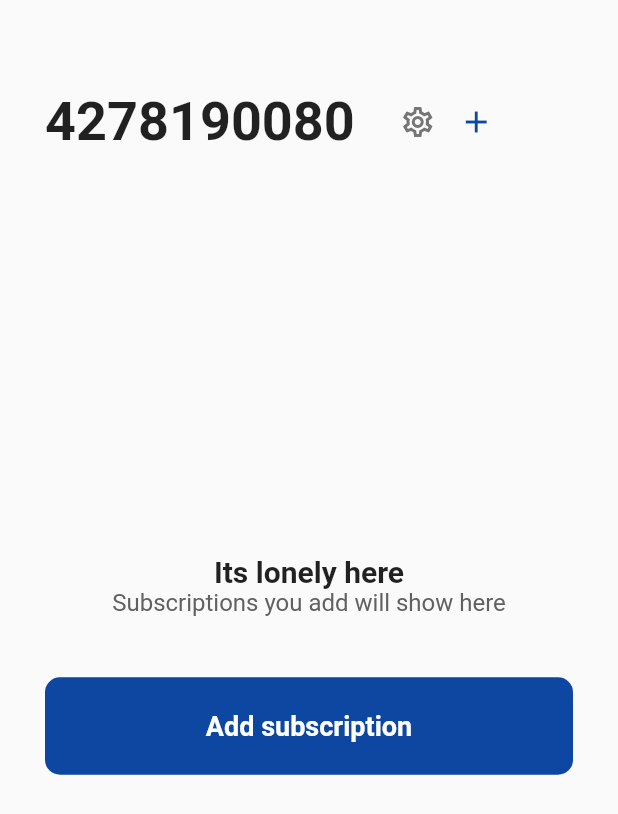
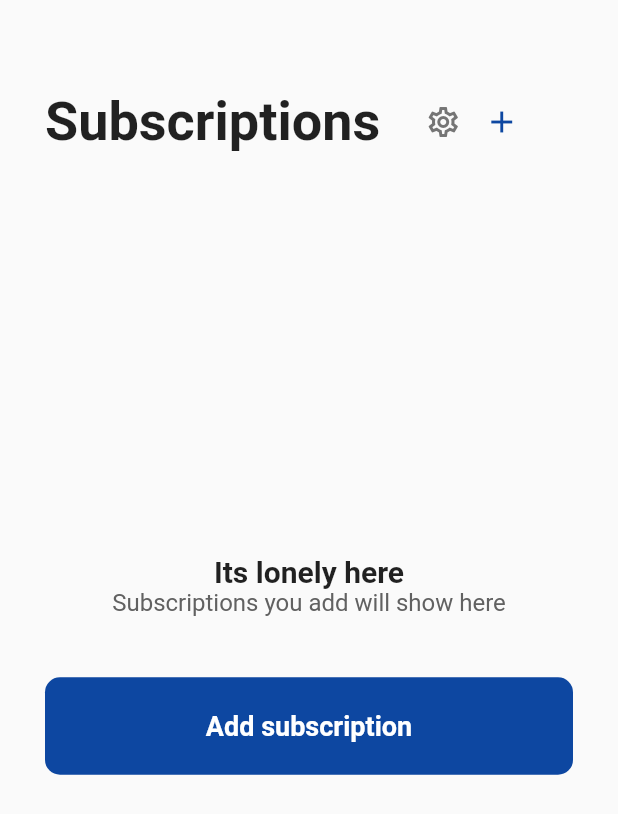
Before and after one commit to bralash/subman_flutter, a Flutter app: the screen it shows once a user with an empty profile is signed in, on a phone screen of 412 x 824 dp. Shown: the top 814 px of the screen. Run offline on Flutter 3.47's test engine with Material 2 defaults, Android fonts, the phone set to English and light mode, and no system bars; our stand-ins replace cloud_firestore, firebase_auth, firebase_core, google_sign_in; accounts and stored records are empty; Roboto replaces fonts that are missing (SFPro).

Commit message:
Fixed Firebase sorting issue

```diff
--- a/lib/pages/add_subscription.dart
+++ b/lib/pages/add_subscription.dart
@@ -14,7 +14,7 @@ class AddSubscription extends StatefulWidget {
 class _AddSubscriptionState extends State<AddSubscription> {
   final Stream<QuerySnapshot> _servicesStream = FirebaseFirestore.instance
       .collection('services')
-      .orderBy("service", descending: false)
+      .orderBy("_service", descending: false)
       .snapshots();
 
   @override
--- a/lib/pages/subscriptions.dart
+++ b/lib/pages/subscriptions.dart
@@ -33,8 +33,8 @@ class _SubscriptionsState extends State<Subscriptions> {
                 // ignore: prefer_const_literals_to_create_immutables
                 children: [
                   Text(
-                    // 'Subscriptions',
-                    Color(0xFF000000).value.toString(),
+                    'Subscriptions',
+                    // Color(0xFF000000).value.toString(),
                     style: TextStyle(
                       fontFamily: 'SFPro',
                       fontWeight: FontWeight.bold,
```
